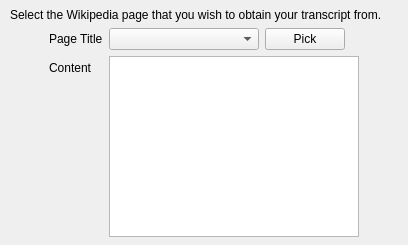
Above: res/ui/contentwizard-wikiselection.ui from smartboyhw/speechcontrol before the change. Below: the same form after it.
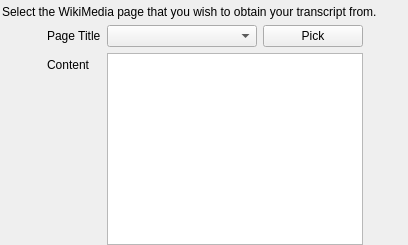
That is the form after the change.

Diff of the .ui file:
```diff
--- a/res/ui/contentwizard-wikiselection.ui
+++ b/res/ui/contentwizard-wikiselection.ui
@@ -11,22 +11,37 @@
    </rect>
   </property>
   <property name="windowTitle">
-   <string>WizardPage</string>
+   <string>Import WikiMedia Page</string>
+  </property>
+  <property name="title">
+   <string>WikiMedia Page Import</string>
+  </property>
+  <property name="subTitle">
+   <string>Importing a page from the WikiMedia project to be read for transcription (converted to a local format for off-line use).</string>
   </property>
   <widget class="QWidget" name="gridLayoutWidget">
    <property name="geometry">
     <rect>
-     <x>10</x>
-     <y>8</y>
-     <width>388</width>
-     <height>229</height>
+     <x>2</x>
+     <y>4</y>
+     <width>406</width>
+     <height>241</height>
     </rect>
    </property>
    <layout class="QGridLayout" name="gridLayout">
     <item row="0" column="0" colspan="3">
      <widget class="QLabel" name="label">
+      <property name="sizePolicy">
+       <sizepolicy hsizetype="MinimumExpanding" vsizetype="MinimumExpanding">
+        <horstretch>0</horstretch>
+        <verstretch>0</verstretch>
+       </sizepolicy>
+      </property>
       <property name="text">
-       <string>Select the Wikipedia page that you wish to obtain your transcript from.</string>
+       <string>Select the WikiMedia page that you wish to obtain your transcript from.</string>
+      </property>
+      <property name="scaledContents">
+       <bool>false</bool>
       </property>
       <property name="wordWrap">
        <bool>true</bool>
@@ -61,9 +76,6 @@
     </item>
     <item row="1" column="1">
      <layout class="QFormLayout" name="formLayout">
-      <property name="fieldGrowthPolicy">
-       <enum>QFormLayout::ExpandingFieldsGrow</enum>
-      </property>
       <item row="0" column="0">
        <widget class="QLabel" name="label_3">
         <property name="text">
```
